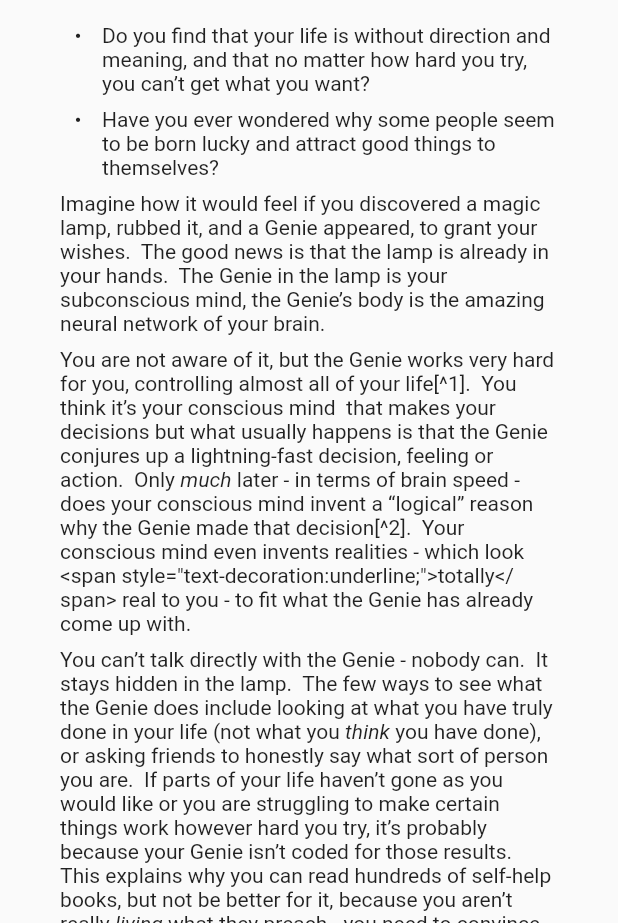
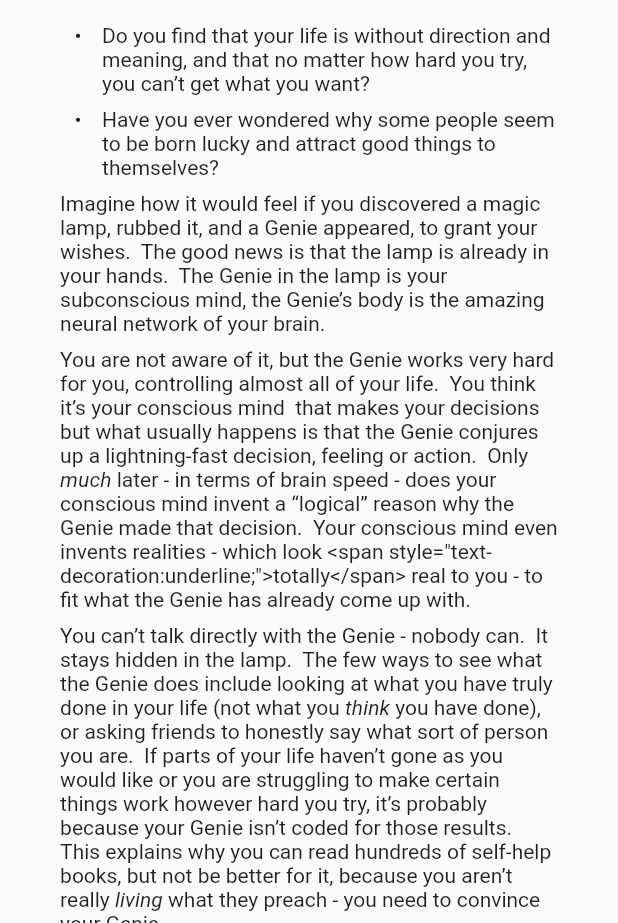
Before and after one commit to Uzairinshallah/ToDoAppp, a Flutter app: the screen it shows after launch, after a tap on "Learn", on a phone screen of 412 x 824 dp, the part 313-1236 px from its top. Run offline on Flutter 3.47's test engine with Material 2 defaults, Android fonts, the phone set to English and light mode, and no system bars; our stand-ins replace audioplayers, device_preview, flutter_markdown, flutter_screenutil, google_fonts, hive and 1 more; accounts and stored records are empty.

Commit message:
learn page images

```diff
--- a/lib/main.dart
+++ b/lib/main.dart
@@ -1,3 +1,5 @@
+import 'package:device_preview/device_preview.dart';
+import 'package:flutter/foundation.dart';
 import 'package:flutter/material.dart';
 import 'package:hive_flutter/hive_flutter.dart';
 import 'package:neural_genie/pages/splash_screen.dart';
@@ -7,7 +9,11 @@ void main() async {
   await Hive.initFlutter();
   await Hive.openBox('mybox');
  // await box.clear();
-  runApp(const MyApp());
+  runApp(
+      DevicePreview(
+        enabled: kDebugMode,
+        builder: (context) => MyApp(), //
+      ));// Wrap your app
 }
 
 class MyApp extends StatelessWidget {
--- a/lib/pages/learn_page.dart
+++ b/lib/pages/learn_page.dart
@@ -67,7 +67,7 @@ class _LearnPageState extends State<LearnPage> {
 
 Imagine how it would feel if you discovered a magic lamp, rubbed it, and a Genie appeared, to grant your wishes.  The good news is that the lamp is already in your hands.  The Genie in the lamp is your subconscious mind, the Genie’s body is the amazing neural network of your brain.
 
-You are not aware of it, but the Genie works very hard for you, controlling almost all of your life[^1].  You think it’s your conscious mind  that makes your decisions but what usually happens is that the Genie conjures up a lightning-fast decision, feeling or action.  Only _much_ later - in terms of brain speed - does your conscious mind invent a “logical” reason why the Genie made that decision[^2].  Your conscious mind even invents realities - which look <span style="text-decoration:underline;">totally</span> real to you - to fit what the Genie has already come up with.
+You are not aware of it, but the Genie works very hard for you, controlling almost all of your life.  You think it’s your conscious mind  that makes your decisions but what usually happens is that the Genie conjures up a lightning-fast decision, feeling or action.  Only _much_ later - in terms of brain speed - does your conscious mind invent a “logical” reason why the Genie made that decision.  Your conscious mind even invents realities - which look <span style="text-decoration:underline;">totally</span> real to you - to fit what the Genie has already come up with.
 
 You can’t talk directly with the Genie - nobody can.  It stays hidden in the lamp.  The few ways to see what the Genie does include looking at what you have truly done in your life (not what you _think_ you have done), or asking friends to honestly say what sort of person you are.  If parts of your life haven’t gone as you would like or you are struggling to make certain things work however hard you try, it’s probably because your Genie isn’t coded for those results.  This explains why you can read hundreds of self-help books, but not be better for it, because you aren’t really _living_ what they preach - you need to convince your Genie.
 
@@ -90,8 +90,8 @@ We’re told that some people are naturally better at spotting opportunities, or
 People are trying to change all aspects of their lives - careers, health, relationships - using many different methods.  But if you can just influence the Genie, everything else will simply follow.
 
 
+
 ![alt_text](resource:assets/images/complete.gif#300x80 "image_tooltip" )
-
 
 Even though the Genie won’t talk directly with you, there are ways to influence it.  You could repeat things over and over, which is how you learn to drive a car without the need to think about it.  The Genie may listen to hypnosis sessions, if you are lucky.  The Genie can also be fooled, if you spend a long time  pretending to be a certain way until the attitude sticks - the so-called "fake it ‘til you make it".
 
--- a/pubspec.yaml
+++ b/pubspec.yaml
@@ -41,6 +41,7 @@ dependencies:
   cupertino_icons: ^1.0.2
   footer: ^0.0.4
   flutter_markdown: ^0.6.13
+  device_preview: ^1.1.0
 
 dev_dependencies:
   flutter_test:
```
Also changed, not shown: pubspec.lock, 1 other file.
